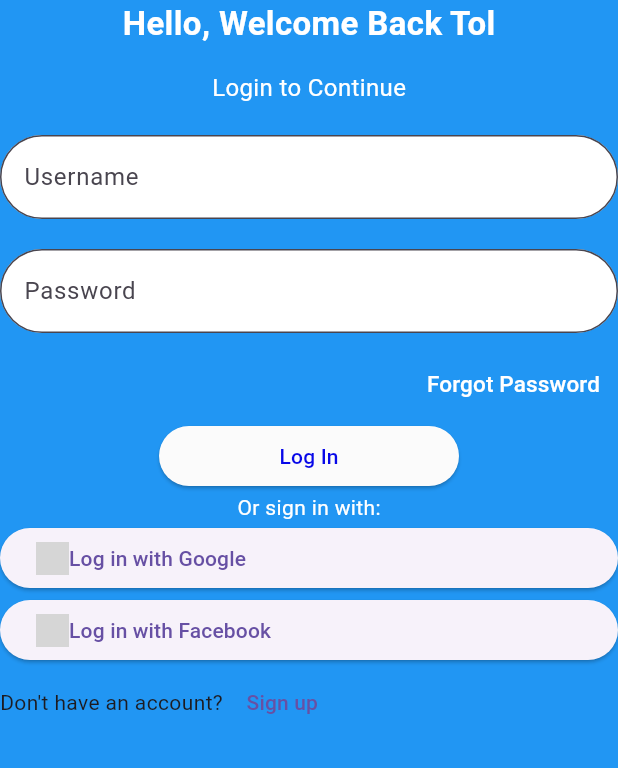
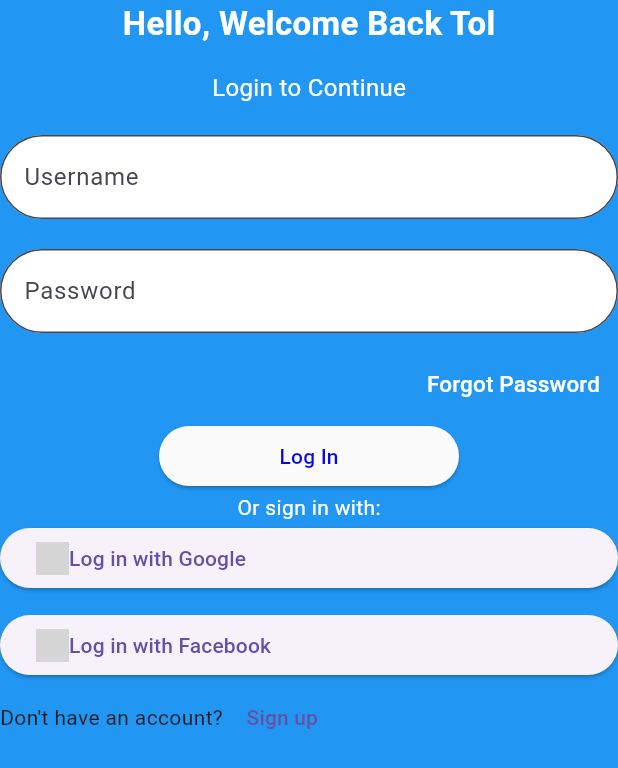
Before and after one commit to Babinsss/flutterapps, a Flutter app: the screen it shows after launch, on a phone screen of 412 x 824 dp. Shown: the top 768 px of the screen. Run offline on Flutter 3.47's test engine with Material 3 defaults, Android fonts, the phone set to English and light mode, and no system bars; grey boxes are pictures that could not be loaded.

Commit message:
intl commit

```diff
--- a/barrientos_flutter_app/lib/login_page.dart
+++ b/barrientos_flutter_app/lib/login_page.dart
@@ -70,8 +70,10 @@ class loginPage extends StatelessWidget {
                 style: TextStyle(color: Color.fromARGB(255, 8, 8, 232))),
           ),
         ),
-        Text('Or sign in with:',
-        style: TextStyle(color: Colors.white),),
+        Text(
+          'Or sign in with:',
+          style: TextStyle(color: Colors.white),
+        ),
         ElevatedButton(
             onPressed: () {
               print('google is clicked');
@@ -86,6 +88,9 @@ class loginPage extends StatelessWidget {
                 Text('Log in with Google'),
               ],
             )),
+        SizedBox(
+          height: 10,
+        ),
         ElevatedButton(
             onPressed: () {
               print('Facebook is clicked');
```
Also changed, not shown: barrientos_flutter_app/pubspec.yaml (+17 -6 lines), barrientos_flutter_app/assets/fonts/Urbanist-Black.ttf (added), barrientos_flutter_app/assets/fonts/Urbanist-Bold.ttf (added), barrientos_flutter_app/assets/fonts/Urbanist-ExtraBold.ttf (added), barrientos_flutter_app/assets/fonts/Urbanist-Light.ttf (added), barrientos_flutter_app/assets/fonts/Urbanist-Medium.ttf (added), barrientos_flutter_app/assets/fonts/Urbanist-Regular.ttf (added), barrientos_flutter_app/assets/fonts/Urbanist-SemiBold.ttf (added).
